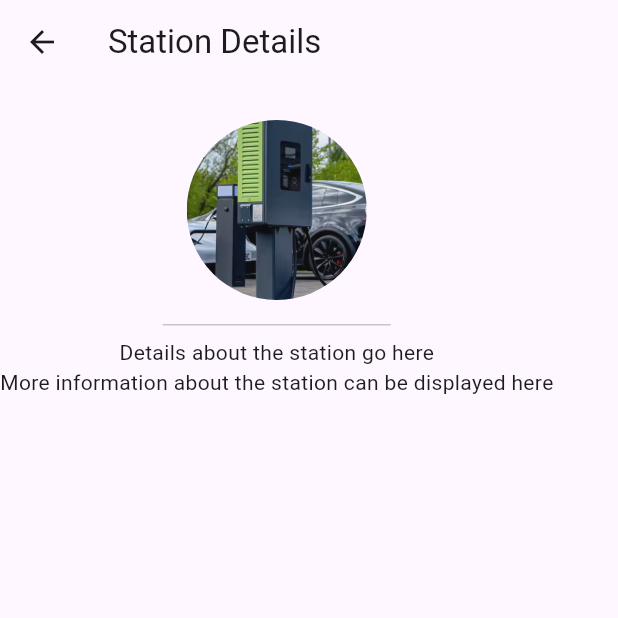
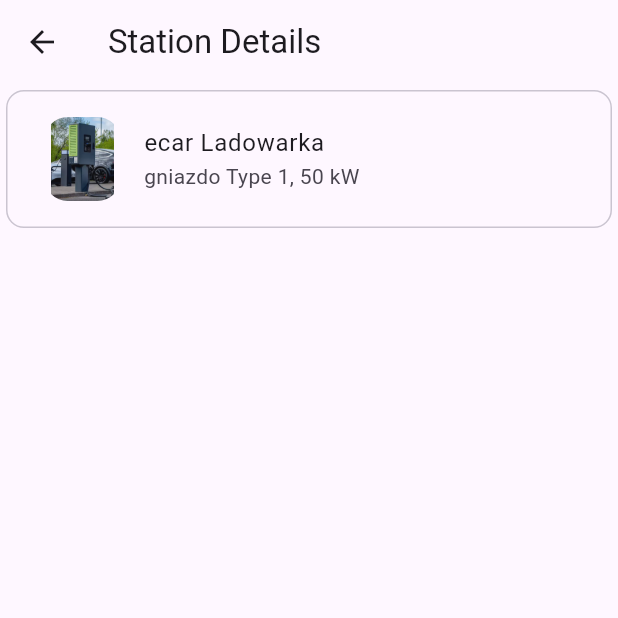
Before and after one commit to wpaczesniak/cargador, a Flutter app: the StationDetails screen opened directly, on a phone screen of 412 x 824 dp, the top half of it. Run offline on Flutter 3.47's test engine with Material 3 defaults, Android fonts, the phone set to English and light mode, and no system bars.

Commit message:
station details

```diff
--- a/lib/pages/station_details_page.dart
+++ b/lib/pages/station_details_page.dart
@@ -9,17 +9,42 @@ class StationDetails extends StatelessWidget {
       appBar: AppBar(title: const Text('Station Details')),
       body: Column(
         children: [
-          DrawerHeader(child:   CircleAvatar(
-              backgroundImage: AssetImage('images/ladowarka.png'),
-              radius: 60,
+          Card.outlined(
+            child: Container(
+              padding: EdgeInsets.all(10),
+              width: double.infinity,
+              child: Column(
+                children: <Widget>[
+                  ListTile(
+                    leading: Container(
+                      width: 50,
+                      height: 120,
+                      clipBehavior: Clip.antiAlias,
+                      decoration: BoxDecoration(
+                        borderRadius: BorderRadius.circular(
+                          15,
+                        ), // Adjust the radius as needed
+                      ),
+                      child: Image(image: AssetImage('images/ladowarka.png')),
+
+                    ),
+                    title: Text('ecar Ladowarka'),
+                    subtitle: Text('gniazdo Type 1, 50 kW'),
+                  ),
+                  // SizedBox(height: 15),
+                  // Image(image: AssetImage('images/ladowarka.png')),
+                  // Text(
+                  //   "ecar Ladowarka",
+                  //   style: TextStyle(fontSize: 20, fontWeight: FontWeight.bold),
+                  // ),
+                  // Text("This is  Description"),
+                  // SizedBox(height: 10),
+                ],
+              ),
             ),
-
           ),
-          const Text('Details about the station go here'),
-          const Text('More information about the station can be displayed here'),
         ],
-
-      )
+      ),
     );
   }
 }
```
